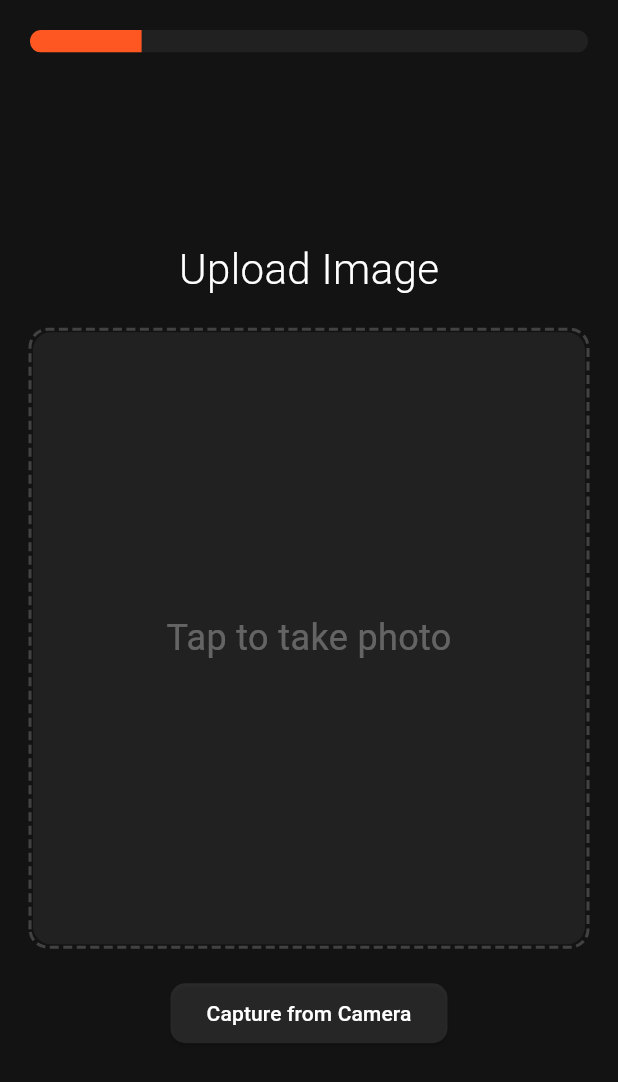
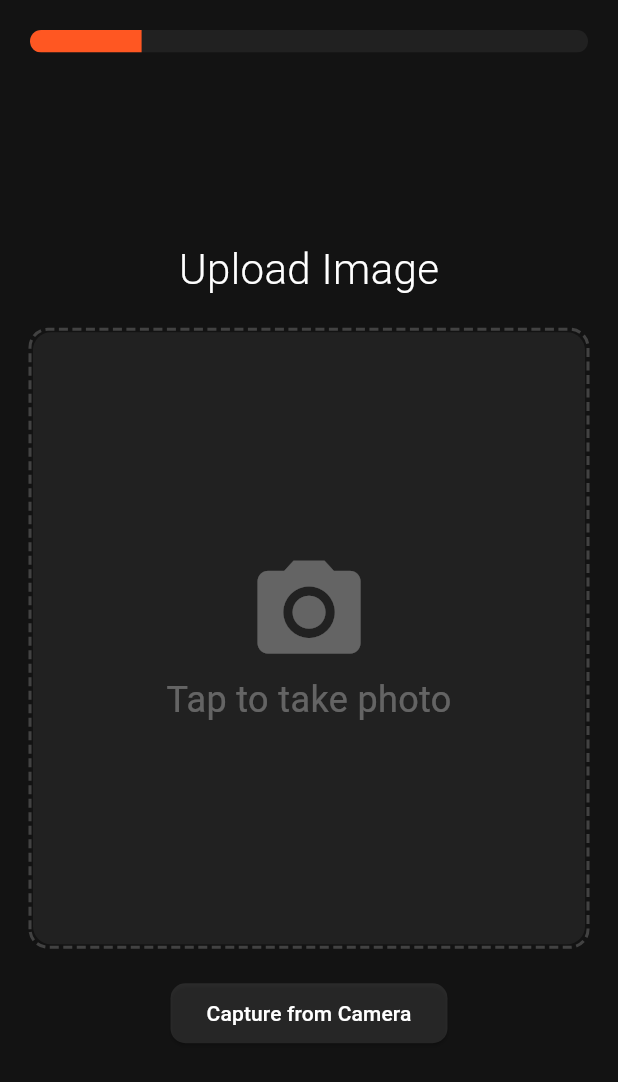
Before and after one commit to txriq03/dishedout, a Flutter app: the UploadPage screen opened directly, on a phone screen of 412 x 824 dp. Shown: the top 1082 px of the screen. Run offline on Flutter 3.47's test engine with Material 3 defaults, Android fonts, the phone set to English and light mode, and no system bars; drawn by our look-alikes of dotted_border; our stand-ins replace firebase_auth, firebase_core, image_picker; accounts and stored records are empty.

Commit message:
feat: tap to take photo now functional

```diff
--- a/lib/features/upload/widgets/image_upload.dart
+++ b/lib/features/upload/widgets/image_upload.dart
@@ -50,7 +50,9 @@ class _ImageUploadState extends State<ImageUpload> {
                   fit: BoxFit.cover,
                 ),
               )
-              : SizedBox(
+              : GestureDetector(
+                onTap: _captureImage,
+                child: SizedBox(
                   width: size,
                   height: size,
                   child: DottedBorder(
@@ -65,11 +67,22 @@ class _ImageUploadState extends State<ImageUpload> {
                         borderRadius: BorderRadius.circular(12),
                       ),
                       child: Center(
-                      child: Text(
+                        child: Column(
+                          mainAxisAlignment: MainAxisAlignment.center,
+                          children: [
+                            Icon(
+                              Icons.camera_alt,
+                              size: size * 0.2,
+                              color: Colors.white.withValues(alpha: 0.3),
+                            ),
+                            Text(
                               'Tap to take photo',
                               style: TextStyle(
                                 fontSize: 24,
                                 color: Colors.white.withValues(alpha: 0.3),
+                              ),
+                            ),
+                          ],
                         ),
                       ),
                     ),
```
Also changed, not shown: lib/shared/widgets/navbar.dart (+8 -2 lines). Lines whose indentation alone changed are shown as unchanged.
